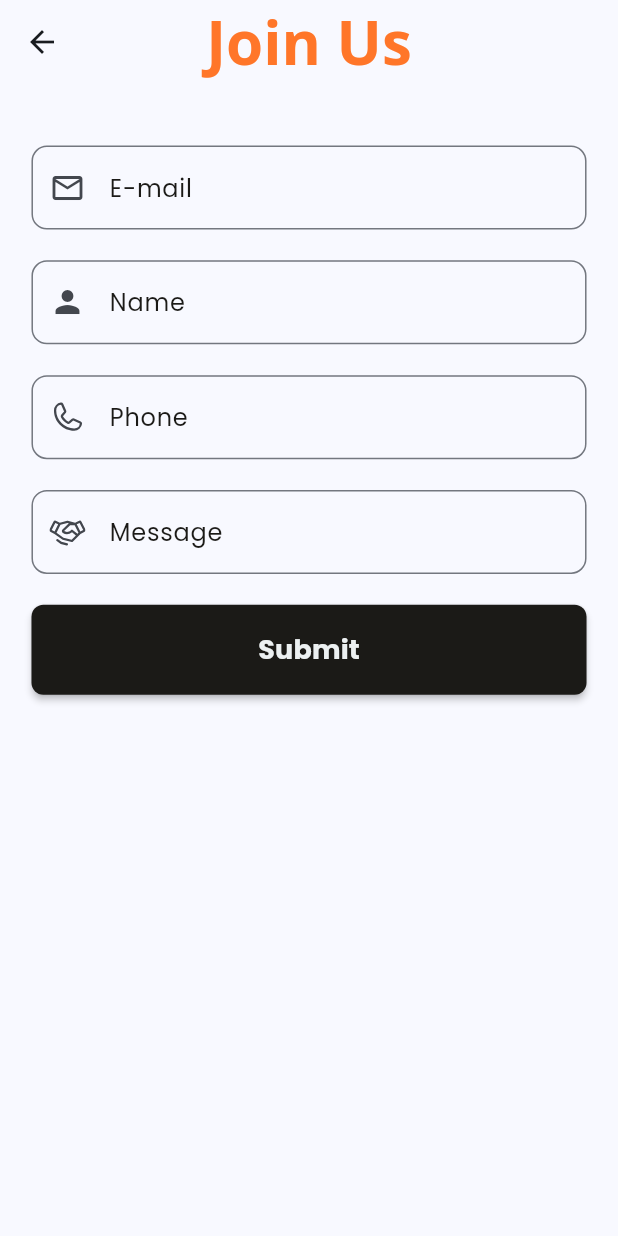
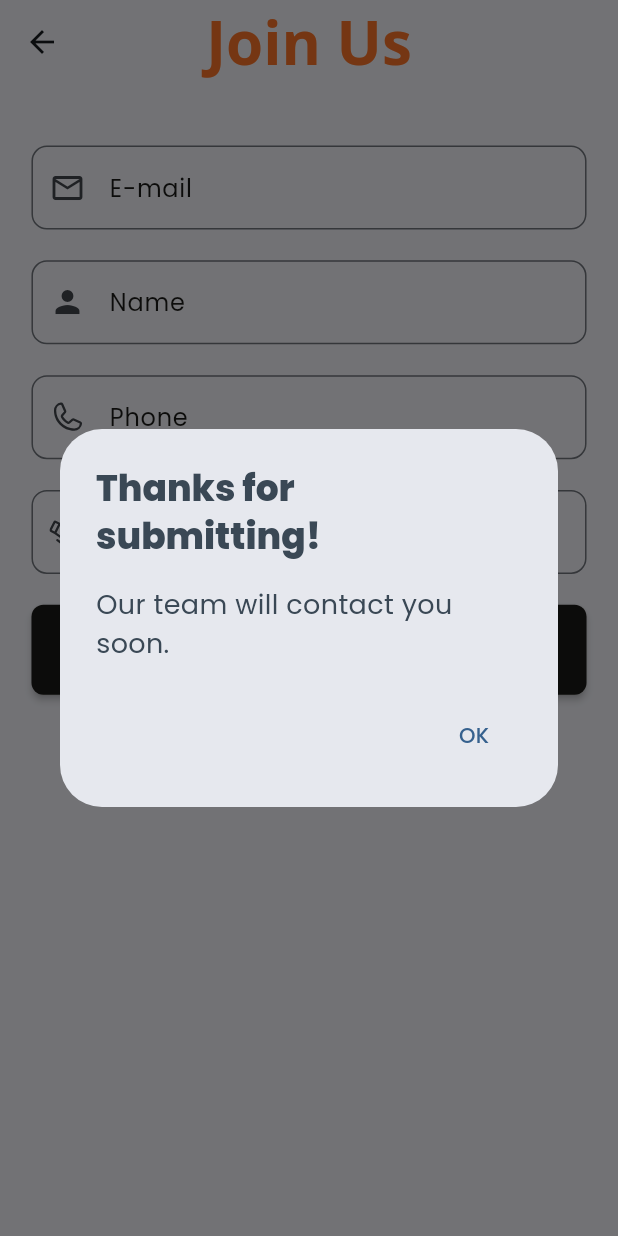
Before and after one commit to yaksh1/Hamara-Sehyog, a Flutter app: the JoinUs screen opened directly, after a tap on "Submit", on a phone screen of 412 x 824 dp. Run offline on Flutter 3.47's test engine with Material 2 defaults, Android fonts, the light colour scheme and no system bars; our stand-ins replace cloud_firestore, dots_indicator, firebase_auth, firebase_core, flutter_otp_text_field, flutter_svg and 9 more; accounts and stored records are empty; network calls fail.

Commit message:
join us alert

```diff
--- a/lib/components/error_dialog.dart
+++ b/lib/components/error_dialog.dart
@@ -3,18 +3,18 @@
 import 'package:flutter/material.dart';
 import 'package:hamarasehyog/utils/colors.dart';
 
-Future<void> showErrorDialog(BuildContext context, String text) {
+Future<void> showErrorDialog(BuildContext context, String text,
+    {String title = "An Error Occurred"}) {
   return showDialog(
     context: context,
     builder: (context) {
       return AlertDialog(
-        title: const Text("An error occurred",
-        style: TextStyle(
+        title: Text(title,
+            style: TextStyle(
                 fontWeight: FontWeight.w800, color: AppColors.darkGrey)),
-        content: Text(
-          text,
-          style: TextStyle(
-                fontWeight: FontWeight.w400, color: AppColors.darkGrey)),
+        content: Text(text,
+            style: TextStyle(
+                fontWeight: FontWeight.w400, color: AppColors.darkGrey,fontSize: 18)),
         actions: [
           TextButton(
               onPressed: () {
--- a/lib/components/text_form.dart
+++ b/lib/components/text_form.dart
@@ -8,16 +8,19 @@ class TextForm extends StatelessWidget {
     required this.label,
     required this.hintText,
     required this.icon,
+    this.controller
   });
 
   final Widget? label;
   final String hintText;
   final IconData icon;
   double height10 = Dimensions.height10;
+  TextEditingController? controller;
 
   @override
   Widget build(BuildContext context) {
     return TextFormField(
+      controller: controller,
       decoration: InputDecoration(
         prefixIcon: Icon(icon),
         label: label,
--- a/lib/models/slide_show_image.dart
+++ b/lib/models/slide_show_image.dart
@@ -1,5 +1,7 @@
 class SlideShowImageModel {
   final String imagePath;
+    final String eventName;
+  final String eventDate;
 
-  SlideShowImageModel({required this.imagePath});
+  SlideShowImageModel({required this.eventName, required this.eventDate, required this.imagePath});
 }
--- a/lib/views/join us/join_us.dart
+++ b/lib/views/join us/join_us.dart
@@ -1,7 +1,9 @@
 // ignore_for_file: prefer_const_constructors
 
 import 'package:flutter/material.dart';
+import 'package:get/get.dart';
 import 'package:hamarasehyog/components/big_tex.dart';
+import 'package:hamarasehyog/components/error_dialog.dart';
 import 'package:hamarasehyog/components/text_form.dart';
 import 'package:hamarasehyog/utils/colors.dart';
 import 'package:hamarasehyog/utils/dimensions.dart';
@@ -23,11 +25,11 @@ class _JoinUsState extends State<JoinUs> {
   Widget build(BuildContext context) {
     return Scaffold(
       appBar: AppBar(
-        title:BigText(
-                text: "Join Us",
-                color: AppColors.mainColor,
-                size: 40,
-              ),
+        title: BigText(
+          text: "Join Us",
+          color: AppColors.mainColor,
+          size: 40,
+        ),
         centerTitle: true,
       ),
       body: SingleChildScrollView(
@@ -37,11 +39,9 @@ class _JoinUsState extends State<JoinUs> {
           child: Column(
             crossAxisAlignment: CrossAxisAlignment.start,
             children: [
-
               SizedBox(
                 height: height10 * 4,
               ),
-
               Form(
                 child: Column(
                   children: [
@@ -81,7 +81,8 @@ class _JoinUsState extends State<JoinUs> {
                       width: double.infinity,
                       child: MaterialButton(
                         onPressed: () {
-                          // Get.to(() => ForgotPasswordOtp());
+                          showErrorDialog(
+                              context, "Our team will contact you soon.",title: "Thanks for submitting!");
                         },
                         textColor: AppColors.grey,
                         color: AppColors.primaryBlack,
@@ -91,8 +92,7 @@ class _JoinUsState extends State<JoinUs> {
                         child: const Text(
                           "Submit",
                           style: TextStyle(
-                              fontWeight: FontWeight.bold,
-                              fontSize: 18),
+                              fontWeight: FontWeight.bold, fontSize: 18),
                         ),
                       ),
                     ),
```
Also changed, not shown: lib/helper/image.dart (+8 -8 lines), lib/views/main_ui_page/slide_show/slide_show.dart (+7 -3 lines).
